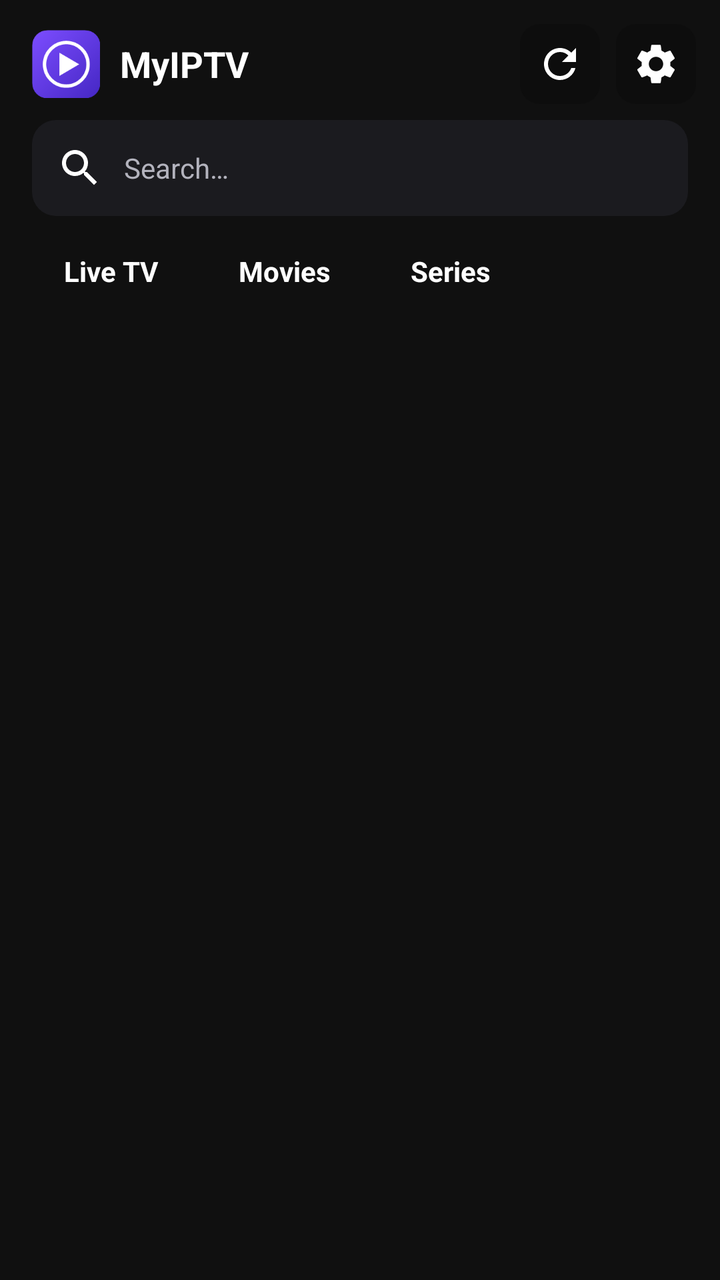
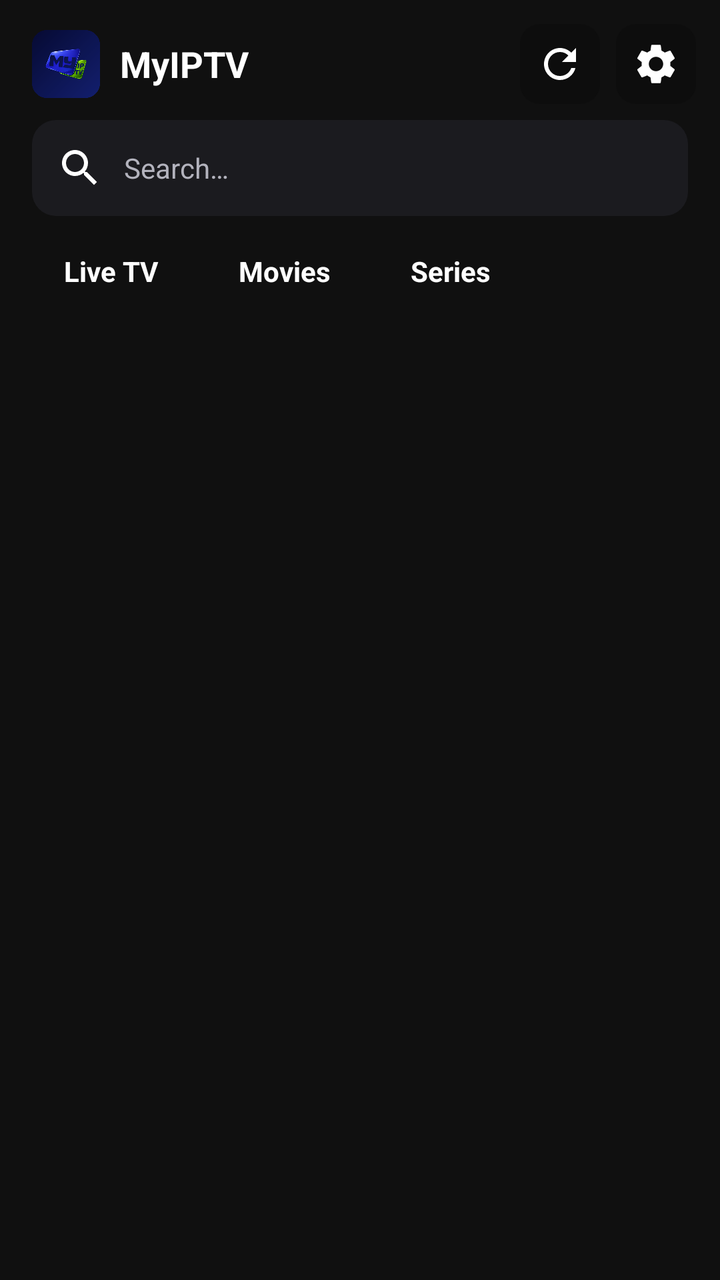

Screens rendered from an Android XML layout before and after an edit, with the pre-edit source and the edit as a unified diff.
<!-- AndroidManifest.xml: application theme Theme.MyIPTV -->
<!-- res/layout/activity_main.xml -->
<?xml version="1.0" encoding="utf-8"?>
<LinearLayout xmlns:android="http://schemas.android.com/apk/res/android"
    xmlns:app="http://schemas.android.com/apk/res-auto"
    android:layout_width="match_parent"
    android:layout_height="match_parent"
    android:background="@color/bg_dark"
    android:orientation="vertical">

    <LinearLayout
        android:layout_width="match_parent"
        android:layout_height="wrap_content"
        android:gravity="center_vertical"
        android:orientation="horizontal"
        android:paddingStart="16dp"
        android:paddingTop="12dp"
        android:paddingEnd="12dp"
        android:paddingBottom="8dp">

        <ImageView
            android:id="@+id/appLogo"
            android:layout_width="34dp"
            android:layout_height="34dp"
            android:contentDescription="@string/cd_logo"
            android:src="@mipmap/ic_launcher" />

        <TextView
            android:id="@+id/appNameTxt"
            android:layout_width="wrap_content"
            android:layout_height="wrap_content"
            android:layout_marginStart="10dp"
            android:text="@string/app_name"
            android:textColor="@color/text_primary"
            android:textSize="18sp"
            android:textStyle="bold" />

        <View
            android:layout_width="0dp"
            android:layout_height="1dp"
            android:layout_weight="1" />

        <ImageButton
            android:id="@+id/refreshBtn"
            android:layout_width="40dp"
            android:layout_height="40dp"
            android:background="@drawable/bg_button"
            android:contentDescription="@string/retry"
            android:padding="8dp"
            android:src="@drawable/ic_refresh"
            app:tint="@color/text_primary" />

        <ImageButton
            android:id="@+id/settingsBtn"
            android:layout_width="40dp"
            android:layout_height="40dp"
            android:layout_marginStart="8dp"
            android:background="@drawable/bg_button"
            android:contentDescription="@string/cd_settings"
            android:padding="8dp"
            android:src="@drawable/ic_settings"
            app:tint="@color/text_primary" />
    </LinearLayout>

    <EditText
        android:id="@+id/searchInput"
        android:layout_width="match_parent"
        android:layout_height="wrap_content"
        android:layout_marginStart="16dp"
        android:layout_marginEnd="16dp"
        android:background="@drawable/bg_card"
        android:drawableStart="@drawable/ic_search"
        android:drawablePadding="10dp"
        android:hint="@string/search_hint"
        android:imeOptions="actionSearch"
        android:inputType="text"
        android:maxLines="1"
        android:padding="12dp"
        android:textColor="@color/text_primary"
        android:textColorHint="@color/text_secondary"
        android:textSize="14sp" />

    <LinearLayout
        android:layout_width="match_parent"
        android:layout_height="wrap_content"
        android:layout_marginTop="10dp"
        android:gravity="center_vertical"
        android:orientation="horizontal"
        android:paddingStart="16dp"
        android:paddingEnd="16dp">

        <TextView
            android:id="@+id/tabLive"
            style="@style/TabText"
            android:text="@string/tab_live" />

        <TextView
            android:id="@+id/tabMovies"
            style="@style/TabText"
            android:layout_marginStart="8dp"
            android:text="@string/tab_movies" />

        <TextView
            android:id="@+id/tabSeries"
            style="@style/TabText"
            android:layout_marginStart="8dp"
            android:text="@string/tab_series" />
    </LinearLayout>

    
    <LinearLayout
        android:layout_width="match_parent"
        android:layout_height="wrap_content"
        android:layout_marginTop="8dp"
        android:gravity="center_vertical"
        android:orientation="horizontal"
        android:paddingStart="16dp"
        android:paddingEnd="16dp">

        <View
            android:layout_width="0dp"
            android:layout_height="1dp"
            android:layout_weight="1" />

        <TextView
            android:id="@+id/sortChip"
            style="@style/TabText"
            android:layout_marginEnd="8dp" />

        <TextView
            android:id="@+id/resumeChip"
            android:layout_width="wrap_content"
            android:layout_height="wrap_content"
            android:background="@drawable/bg_chip"
            android:drawableStart="@drawable/ic_play"
            android:drawablePadding="6dp"
            android:ellipsize="end"
            android:focusable="true"
            android:clickable="true"
            android:maxWidth="200dp"
            android:paddingStart="12dp"
            android:paddingTop="8dp"
            android:paddingEnd="14dp"
            android:paddingBottom="8dp"
            android:singleLine="true"
            android:textColor="@color/text_primary"
            android:textSize="13sp"
            android:visibility="gone" />
    </LinearLayout>

    <androidx.recyclerview.widget.RecyclerView
        android:id="@+id/categoryList"
        android:layout_width="match_parent"
        android:layout_height="wrap_content"
        android:layout_marginTop="10dp"
        android:clipToPadding="false"
        android:paddingStart="16dp"
        android:paddingEnd="16dp" />

    <FrameLayout
        android:layout_width="match_parent"
        android:layout_height="0dp"
        android:layout_weight="1">

        <androidx.recyclerview.widget.RecyclerView
            android:id="@+id/channelList"
            android:layout_width="match_parent"
            android:layout_height="match_parent"
            android:clipToPadding="false"
            android:paddingStart="10dp"
            android:paddingTop="8dp"
            android:paddingEnd="10dp"
            android:paddingBottom="16dp" />

        <ProgressBar
            android:id="@+id/progress"
            android:layout_width="wrap_content"
            android:layout_height="wrap_content"
            android:layout_gravity="center"
            android:visibility="gone" />

        <LinearLayout
            android:id="@+id/errorGroup"
            android:layout_width="wrap_content"
            android:layout_height="wrap_content"
            android:layout_gravity="center"
            android:gravity="center"
            android:orientation="vertical"
            android:padding="24dp"
            android:visibility="gone">

            <TextView
                android:id="@+id/errorText"
                android:layout_width="wrap_content"
                android:layout_height="wrap_content"
                android:gravity="center"
                android:text="@string/error_load"
                android:textColor="@color/text_secondary"
                android:textSize="15sp" />

            <com.google.android.material.button.MaterialButton
                android:id="@+id/retryBtn"
                android:layout_width="wrap_content"
                android:layout_height="wrap_content"
                android:layout_marginTop="16dp"
                android:text="@string/retry" />
        </LinearLayout>

        <TextView
            android:id="@+id/emptyText"
            android:layout_width="wrap_content"
            android:layout_height="wrap_content"
            android:layout_gravity="center"
            android:padding="24dp"
            android:text="@string/empty_category"
            android:textColor="@color/text_secondary"
            android:textSize="15sp"
            android:visibility="gone" />
    </FrameLayout>

</LinearLayout>
<!-- resources referenced by this layout -->
<resources>
  <color name="bg_dark">#101010</color>
  <color name="text_primary">#FFFFFFFF</color>
  <color name="text_secondary">#FFB3B3BD</color>
  <!-- drawable bg_card (drawable) -->
  <?xml version="1.0" encoding="utf-8"?>
  <shape xmlns:android="http://schemas.android.com/apk/res/android"
      android:shape="rectangle">
      <solid android:color="@color/surface_dark" />
      <corners android:radius="12dp" />
  </shape>
  <!-- drawable ic_play (drawable) -->
  <vector xmlns:android="http://schemas.android.com/apk/res/android"
      android:width="24dp"
      android:height="24dp"
      android:viewportWidth="24"
      android:viewportHeight="24">
      <path
          android:fillColor="#FFFFFFFF"
          android:pathData="M8,5v14l11,-7z" />
  </vector>
  <!-- drawable ic_refresh (drawable) -->
  <vector xmlns:android="http://schemas.android.com/apk/res/android"
      android:width="24dp"
      android:height="24dp"
      android:viewportWidth="24"
      android:viewportHeight="24">
      <path
          android:fillColor="#FFFFFFFF"
          android:pathData="M17.65,6.35C16.2,4.9 14.21,4 12,4c-4.42,0 -7.99,3.58 -8,8s3.57,8 7.99,8c3.73,0 6.84,-2.55 7.73,-6h-2.08c-0.82,2.33 -3.04,4 -5.65,4 -3.31,0 -6,-2.69 -6,-6s2.69,-6 6,-6c1.66,0 3.14,0.69 4.22,1.78L13,11h7V4l-2.35,2.35z" />
  </vector>
  <!-- drawable ic_search (drawable) -->
  <vector xmlns:android="http://schemas.android.com/apk/res/android"
      android:width="24dp"
      android:height="24dp"
      android:viewportWidth="24"
      android:viewportHeight="24"
      android:tint="#FFFFFFFF">
      <path
          android:fillColor="#FFFFFFFF"
          android:pathData="M15.5,14h-0.79l-0.28,-0.27C15.41,12.59 16,11.11 16,9.5 16,5.91 13.09,3 9.5,3S3,5.91 3,9.5 5.91,16 9.5,16c1.61,0 3.09,-0.59 4.23,-1.57l0.27,0.28v0.79l5,4.99L20.49,19l-4.99,-5zM9.5,14C7.01,14 5,11.99 5,9.5S7.01,5 9.5,5 14,7.01 14,9.5 11.99,14 9.5,14z" />
  </vector>
  <!-- mipmap ic_launcher: png bitmap (mipmap-hdpi, 2896 bytes) -->
  <string name="app_name">MyIPTV</string>
  <string name="cd_logo">App logo</string>
  <string name="cd_settings">Settings</string>
  <string name="empty_category">No channels in this category.</string>
  <string name="error_load">Couldn\'t load the playlist.\nCheck your connection details in Settings, then retry.</string>
  <string name="retry">Retry</string>
  <string name="search_hint">Search…</string>
  <string name="tab_live">Live TV</string>
  <string name="tab_movies">Movies</string>
  <string name="tab_series">Series</string>
  <style name="TabText">
          <item name="android:layout_width">wrap_content</item>
          <item name="android:layout_height">wrap_content</item>
          <item name="android:background">@drawable/bg_tab</item>
          <item name="android:paddingStart">16dp</item>
          <item name="android:paddingEnd">16dp</item>
          <item name="android:paddingTop">8dp</item>
          <item name="android:paddingBottom">8dp</item>
          <item name="android:textColor">@color/text_primary</item>
          <item name="android:textSize">14sp</item>
          <item name="android:textStyle">bold</item>
          <item name="android:focusable">true</item>
          <item name="android:clickable">true</item>
      </style>
  <color name="brand_primary">#7C4DFF</color>
  <color name="surface_elevated">#26262C</color>
  <color name="surface_dark">#1B1B1F</color>
  <color name="chip_bg">#FF26262C</color>
  <color name="white">#FFFFFF</color>
  <color name="brand_primary_dark">#4527C4</color>
  <color name="brand_accent">#B388FF</color>
  <color name="black">#000000</color>
  <!-- unchanged entries left out for length: 5 -->
</resources>

<!-- the commit's change to res/layout/activity_main.xml (unified diff, before → after) -->
@@ -21,7 +21,7 @@
             android:layout_width="34dp"
             android:layout_height="34dp"
             android:contentDescription="@string/cd_logo"
-            android:src="@mipmap/ic_launcher" />
+            android:src="@drawable/app_logo" />
 
         <TextView
             android:id="@+id/appNameTxt"
<!-- resource entries referenced after the edit -->
@@ -3,6 +3,7 @@
   <color name="bg_dark">#101010</color>
   <color name="text_primary">#FFFFFFFF</color>
   <color name="text_secondary">#FFB3B3BD</color>
+  <!-- drawable app_logo: png bitmap (drawable-nodpi, 87675 bytes) -->
   <!-- drawable bg_card (drawable) -->
   <?xml version="1.0" encoding="utf-8"?>
   <shape xmlns:android="http://schemas.android.com/apk/res/android"
@@ -41,7 +42,6 @@
           android:fillColor="#FFFFFFFF"
           android:pathData="M15.5,14h-0.79l-0.28,-0.27C15.41,12.59 16,11.11 16,9.5 16,5.91 13.09,3 9.5,3S3,5.91 3,9.5 5.91,16 9.5,16c1.61,0 3.09,-0.59 4.23,-1.57l0.27,0.28v0.79l5,4.99L20.49,19l-4.99,-5zM9.5,14C7.01,14 5,11.99 5,9.5S7.01,5 9.5,5 14,7.01 14,9.5 11.99,14 9.5,14z" />
   </vector>
-  <!-- mipmap ic_launcher: png bitmap (mipmap-hdpi, 2896 bytes) -->
   <string name="app_name">MyIPTV</string>
   <string name="cd_logo">App logo</string>
   <string name="cd_settings">Settings</string>
